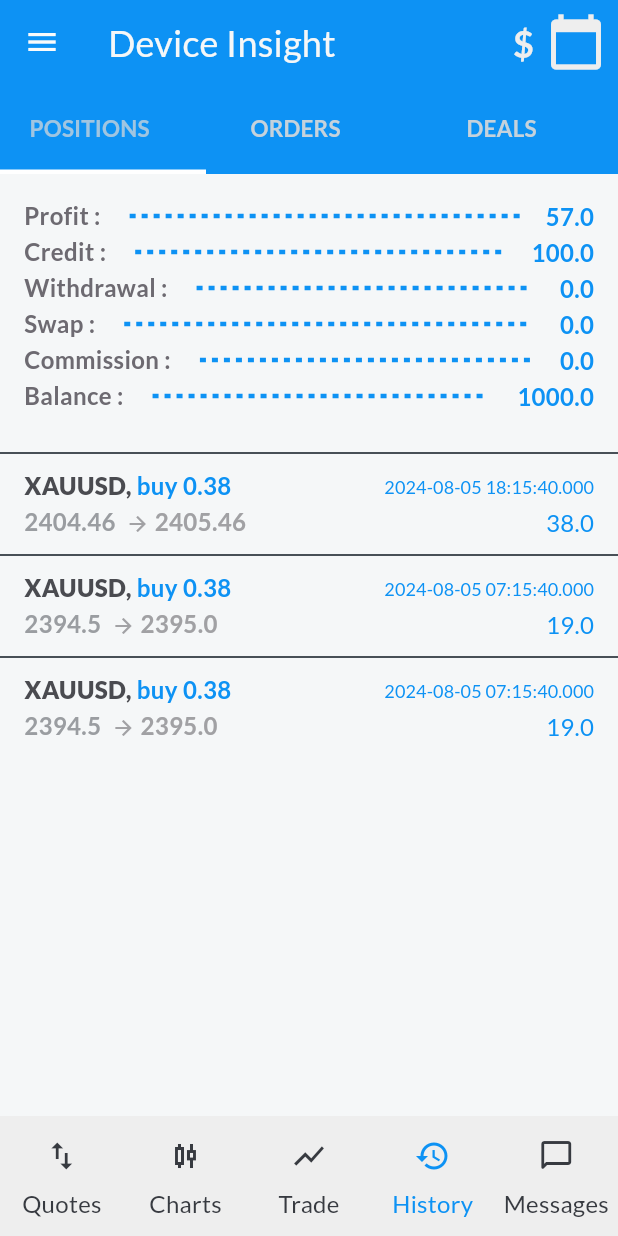
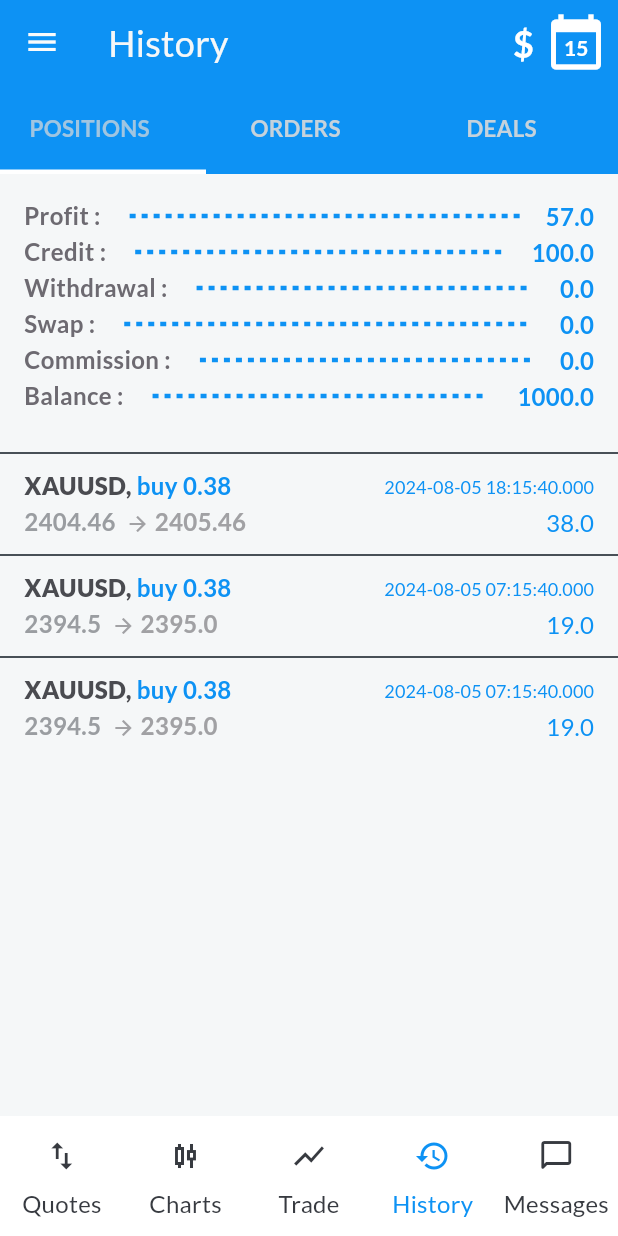
Before and after one commit to Adityaverma1998/marketwick_assignment, a Flutter app: the screen it shows after launch, item 4 of the bottom bar chosen, on a phone screen of 412 x 824 dp. Run offline on Flutter 3.47's test engine with Material 3 defaults, Android fonts, the phone set to English and light mode, and no system bars; drawn by our look-alikes of dotted_line; our stand-ins replace flutter_mobx, get_it, google_fonts, mobx; missing offline and left inert: currency_picker; generated files the repository leaves out were written again.

Commit message:
fix: make dynamic appbar title

```diff
--- a/lib/constant/app_theme.dart
+++ b/lib/constant/app_theme.dart
@@ -67,7 +67,7 @@ class AppThemeData {
     inversePrimary: Color.fromRGBO(30, 46, 59, 1),
     error: _lightFillColor,
     onError: _lightFillColor,
-    onPrimary: Color(0xFFEEEEEE),
+    onPrimary: Color(0xFFFFFFFF),
     onSecondary: Color.fromRGBO(9, 53, 44, 1),
     onSurface: Color(0xFFF5F7F8),
     brightness: Brightness.light,
--- a/lib/data/widget/primary_layout/primary_layout.dart
+++ b/lib/data/widget/primary_layout/primary_layout.dart
@@ -66,7 +66,7 @@ class _PrimaryLayoutState extends State<PrimaryLayout> {
           ),
         ),
         appBar: AppBar(
-          title: const Text("Device Insight"),
+          title:  Text(_getTitleForIndex(_portfolioHistoryStore.selectedBottomNavigation)),
           actions: [
             _buildChangeCurrency(),
             _buildSelectDate(),
@@ -180,12 +180,17 @@ class _PrimaryLayoutState extends State<PrimaryLayout> {
               size: 40.0,
               color: Theme.of(context).colorScheme.onPrimary,
             ),
-            Text(
-              DateFormat('d').format(_portfolioHistoryStore.selectedDate),
-              style: TextStyle(
-                color: Theme.of(context).colorScheme.primary,
-                fontWeight: FontWeight.bold,
-                fontSize: 16,
+            Center(
+              child: Padding(
+                padding: const EdgeInsets.only(top:8.0),
+                child: Text(
+                  DateFormat('d').format(_portfolioHistoryStore.selectedDate),
+                  style: TextStyle(
+                    color: Theme.of(context).colorScheme.onPrimary,
+                    fontWeight: FontWeight.bold,
+                    fontSize: 14,
+                  ),
+                ),
               ),
             ),
           ],
@@ -194,6 +199,21 @@ class _PrimaryLayoutState extends State<PrimaryLayout> {
     });
   }
 
+  String _getTitleForIndex(int index) {
+    switch (index) {
+      case 0:
+        return "Quotes";
+      case 1:
+        return "Charts";
+      case 2:
+        return "Trade";
+      case 3:
+        return "History";
+      case 4:
+        return "Message";
+      default:
+        return "";
+    }}
   Widget _buildChangeCurrency() {
     return Observer(builder: (context) {
       return GestureDetector(
```
